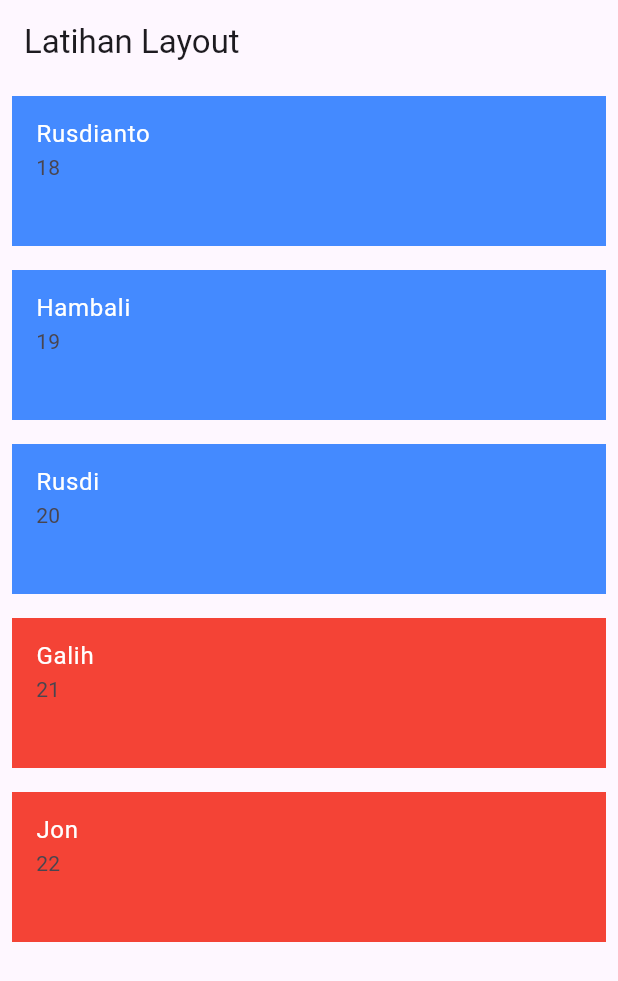
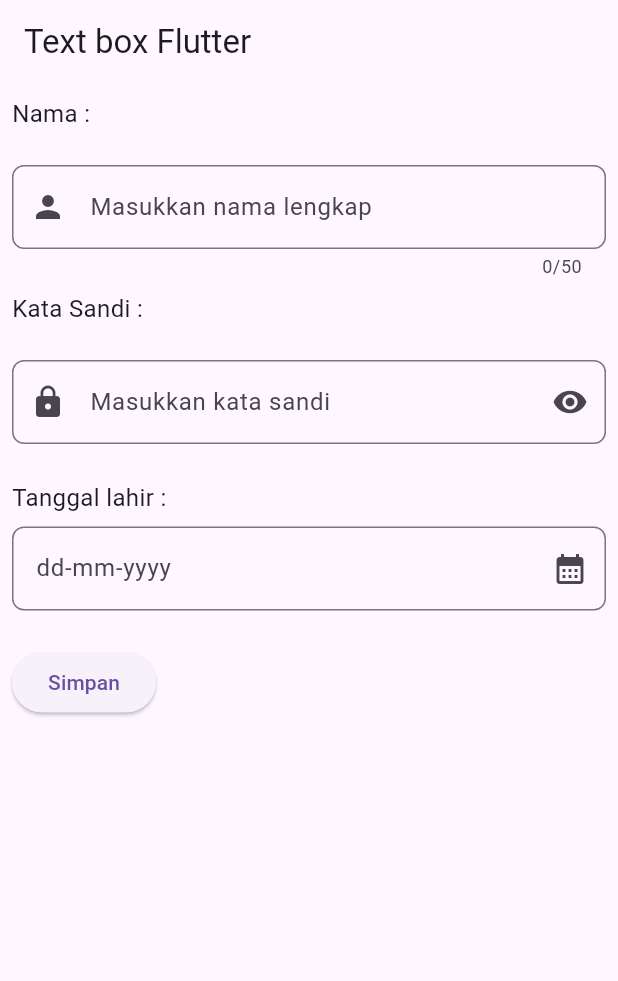
Before and after one commit to Reeptto/Ashsuii_app, a Flutter app: the screen it shows after launch, on a phone screen of 412 x 824 dp. Shown: the top 981 px of the screen. Run offline on Flutter 3.47's test engine with Material 3 defaults, Android fonts, the phone set to English and light mode, and no system bars.

Commit message:
Membuat Form

```diff
--- a/lib/main.dart
+++ b/lib/main.dart
@@ -12,8 +12,9 @@
 // import 'package:ashsuii_app/latihan/page2.dart';
 // import 'package:ashsuii_app/quiz/quiz1.dart';
 // import 'package:ashsuii_app/per5/state.dart';
-import 'package:ashsuii_app/per5/list_1.dart';
+// import 'package:ashsuii_app/per5/list_1.dart';
 // import 'package:ashsuii_app/per5/state2.dart';
+import 'package:ashsuii_app/per6/text_box.dart';
 import 'package:flutter/material.dart';
 
 void main(List<String> args) {
@@ -30,7 +31,7 @@ class MyApp extends StatelessWidget {
       //   "/" : (context) => LatihanNavigasi(),
       //   "/halaman2" : (context) => Halaman2()
       // },
-      home: List2(),
+      home: TextBoxPage(),
     );
   }
 }
--- /dev/null
+++ b/lib/per6/text_box.dart
@@ -0,0 +1,111 @@
+import 'package:flutter/material.dart';
+
+class TextBoxPage extends StatefulWidget {
+  const TextBoxPage({super.key});
+
+  @override
+  State<TextBoxPage> createState() => _TextBoxPageState();
+}
+
+class _TextBoxPageState extends State<TextBoxPage> {
+  bool _showPassword = true;
+  final TextEditingController _namaController = TextEditingController();
+  final TextEditingController _passwordController = TextEditingController();
+  final TextEditingController _tanggalLahir = TextEditingController();
+
+  @override
+  Widget build(BuildContext context) {
+    return Scaffold(
+      appBar: AppBar(
+        title: Text("Text box Flutter"),
+      ),
+      body: Padding(
+        padding: const EdgeInsets.all(8.0),
+        child: Column(
+          crossAxisAlignment: CrossAxisAlignment.start,
+          spacing: 8,
+          children: [
+          // text field nama lengkap
+            Text("Nama :", style: TextStyle(
+              fontSize: 16
+            ),),
+            SizedBox(height: 7,),
+            TextField(
+              controller: _namaController,
+              maxLength: 50,
+              decoration: InputDecoration(
+                prefixIcon: Icon(Icons.person ),
+                hintText: "Masukkan nama lengkap",
+                border: OutlineInputBorder(
+                  borderRadius: BorderRadius.circular(8)
+                )
+              ),
+            ),
+            Text("Kata Sandi :", style: TextStyle(
+              fontSize: 16
+            ),),
+            SizedBox(height: 7,),
+            TextField(
+              controller: _passwordController,
+              obscureText: _showPassword,
+              decoration: InputDecoration(
+                prefixIcon: Icon(Icons.lock),
+                suffixIcon: IconButton(
+                  onPressed: () {
+                    setState(() {
+                      _showPassword = !_showPassword;
+                    });
+                  },
+                  icon: Icon(
+                    _showPassword
+                    ? Icons.remove_red_eye : Icons.visibility_off_outlined
+                  )
+                  ),
+                hintText: "Masukkan kata sandi",
+                border: OutlineInputBorder(
+                  borderRadius: BorderRadius.circular(8)
+                )
+              ),
+            ),
+          // inputan tanggal
+          SizedBox(height: 8,),
+          Text("Tanggal lahir :", style: TextStyle(
+            fontSize: 16
+          ),),
+          TextField(
+            controller: _tanggalLahir,
+            decoration: InputDecoration(
+              suffixIcon: Icon(Icons.calendar_month),
+              hintText: "dd-mm-yyyy",
+              border: OutlineInputBorder(
+                borderRadius: BorderRadius.circular(8)
+                ),
+              ),
+              onTap: () async {
+                DateTime ? pilihTanggal = await showDatePicker(
+                  context: context,
+                  firstDate: DateTime(2000),
+                  lastDate: DateTime(2100),
+                  initialDate: DateTime.now(),
+                );
+                // cek tanggal yang dipilih
+                if (pilihTanggal != null) {
+                  setState(() {
+                    _tanggalLahir.text = '${pilihTanggal.day}-${pilihTanggal.month}-${pilihTanggal.year}';
+                  });
+                }
+              },
+            ),
+
+            SizedBox(height: 8,),
+            ElevatedButton(
+              onPressed: () {
+                print(_namaController.text);
+              },
+              child: Text("Simpan"))
+          ],
+        ),
+      )
+    );
+  }
+}
```
